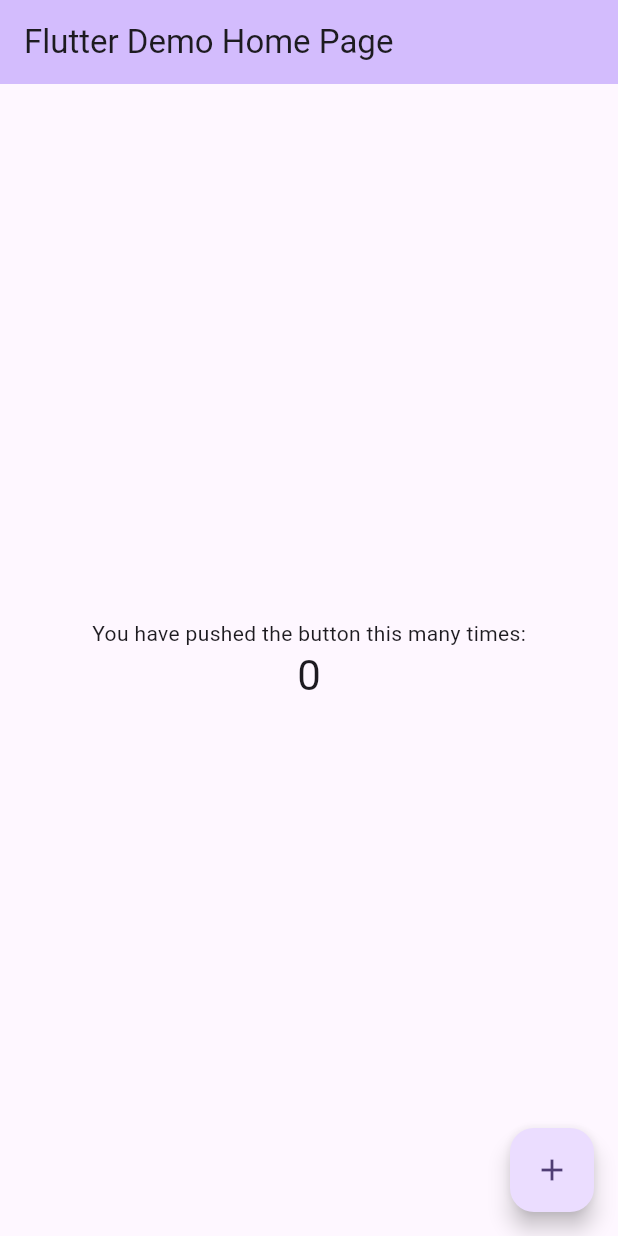
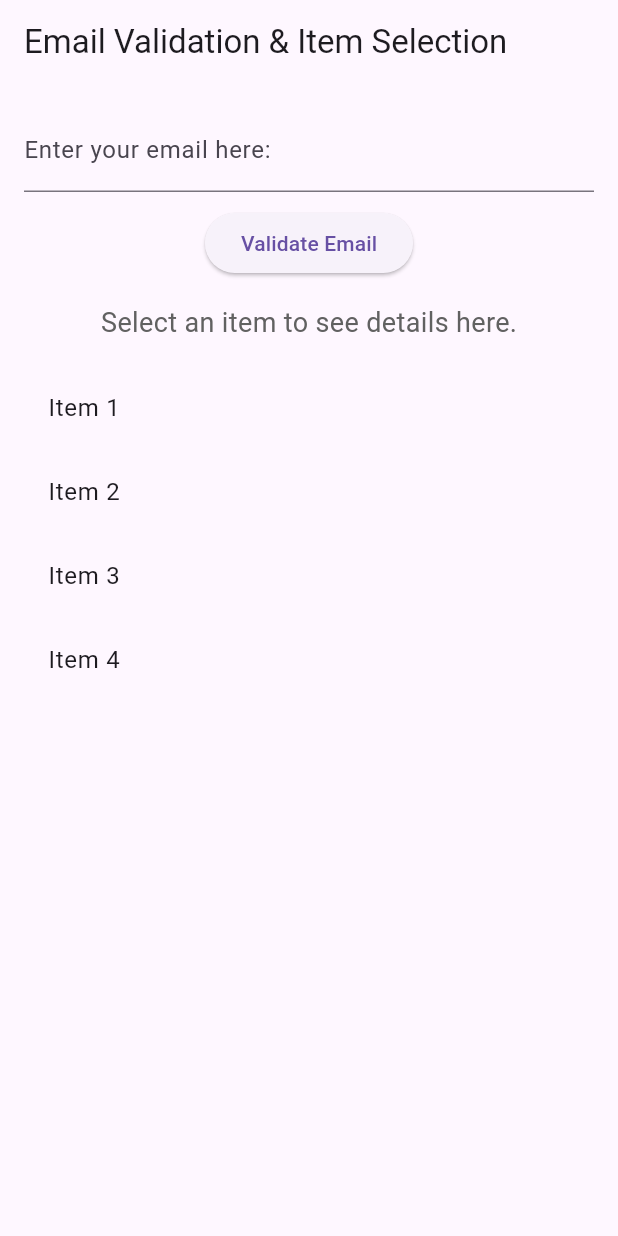
Before and after one commit to DelfinAngelo/unit5groupexercise, a Flutter app: the screen it shows after launch, on a phone screen of 412 x 824 dp. Run offline on Flutter 3.47's test engine with Material 3 defaults, Android fonts, the light colour scheme and no system bars.

Commit message:
Lamasan's Code

```diff
--- a/lib/main.dart
+++ b/lib/main.dart
@@ -1,125 +1,113 @@
+// Lamasan Code
 import 'package:flutter/material.dart';
 
-void main() {
-  runApp(const MyApp());
-}
+void main() => runApp(AppValidateEmailAndSelectItem());
 
-class MyApp extends StatelessWidget {
-  const MyApp({super.key});
-
-  // This widget is the root of your application.
+class AppValidateEmailAndSelectItem extends StatelessWidget {
   @override
   Widget build(BuildContext context) {
     return MaterialApp(
-      title: 'Flutter Demo',
-      theme: ThemeData(
-        // This is the theme of your application.
-        //
-        // TRY THIS: Try running your application with "flutter run". You'll see
-        // the application has a purple toolbar. Then, without quitting the app,
-        // try changing the seedColor in the colorScheme below to Colors.green
-        // and then invoke "hot reload" (save your changes or press the "hot
-        // reload" button in a Flutter-supported IDE, or press "r" if you used
-        // the command line to start the app).
-        //
-        // Notice that the counter didn't reset back to zero; the application
-        // state is not lost during the reload. To reset the state, use hot
-        // restart instead.
-        //
-        // This works for code too, not just values: Most code changes can be
-        // tested with just a hot reload.
-        colorScheme: ColorScheme.fromSeed(seedColor: Colors.deepPurple),
-        useMaterial3: true,
-      ),
-      home: const MyHomePage(title: 'Flutter Demo Home Page'),
+      home: ScreenEmailAndItemSelection(),
     );
   }
 }
 
-class MyHomePage extends StatefulWidget {
-  const MyHomePage({super.key, required this.title});
-
-  // This widget is the home page of your application. It is stateful, meaning
-  // that it has a State object (defined below) that contains fields that affect
-  // how it looks.
-
-  // This class is the configuration for the state. It holds the values (in this
-  // case the title) provided by the parent (in this case the App widget) and
-  // used by the build method of the State. Fields in a Widget subclass are
-  // always marked "final".
-
-  final String title;
-
+class ScreenEmailAndItemSelection extends StatefulWidget {
   @override
-  State<MyHomePage> createState() => _MyHomePageState();
+  State<ScreenEmailAndItemSelection> createState() => _ScreenEmailAndItemSelectionState();
 }
 
-class _MyHomePageState extends State<MyHomePage> {
-  int _counter = 0;
+class _ScreenEmailAndItemSelectionState extends State<ScreenEmailAndItemSelection> {
+  final _emailController = TextEditingController();
+  final _formKey = GlobalKey<FormState>();
+  List<String> _items = ['Item 1', 'Item 2', 'Item 3', 'Item 4'];
+  String _selectedItemDetail = "Select an item to see details here.";
 
-  void _incrementCounter() {
+  void handleSelectItem(int index) {
     setState(() {
-      // This call to setState tells the Flutter framework that something has
-      // changed in this State, which causes it to rerun the build method below
-      // so that the display can reflect the updated values. If we changed
-      // _counter without calling setState(), then the build method would not be
-      // called again, and so nothing would appear to happen.
-      _counter++;
+      _selectedItemDetail = "Details for ${_items[index]}";
     });
+
+    showDialog(
+      context: context,
+      builder: (BuildContext context) {
+        return AlertDialog(
+          content: Text("You selected: ${_items[index]}"),
+          actions: [
+            TextButton(
+              child: Text("OK"),
+              onPressed: () {
+                Navigator.of(context).pop();
+              },
+            ),
+          ],
+        );
+      },
+    );
+  }
+
+  void handleValidateEmail() {
+    if (_formKey.currentState!.validate()) {
+      ScaffoldMessenger.of(context).showSnackBar(
+        SnackBar(content: Text('Email is valid!')),
+      );
+    }
   }
 
   @override
   Widget build(BuildContext context) {
-    // This method is rerun every time setState is called, for instance as done
-    // by the _incrementCounter method above.
-    //
-    // The Flutter framework has been optimized to make rerunning build methods
-    // fast, so that you can just rebuild anything that needs updating rather
-    // than having to individually change instances of widgets.
     return Scaffold(
       appBar: AppBar(
-        // TRY THIS: Try changing the color here to a specific color (to
-        // Colors.amber, perhaps?) and trigger a hot reload to see the AppBar
-        // change color while the other colors stay the same.
-        backgroundColor: Theme.of(context).colorScheme.inversePrimary,
-        // Here we take the value from the MyHomePage object that was created by
-        // the App.build method, and use it to set our appbar title.
-        title: Text(widget.title),
+        title: Text("Email Validation & Item Selection"),
       ),
-      body: Center(
-        // Center is a layout widget. It takes a single child and positions it
-        // in the middle of the parent.
+      body: Padding(
+        padding: const EdgeInsets.all(16.0),
         child: Column(
-          // Column is also a layout widget. It takes a list of children and
-          // arranges them vertically. By default, it sizes itself to fit its
-          // children horizontally, and tries to be as tall as its parent.
-          //
-          // Column has various properties to control how it sizes itself and
-          // how it positions its children. Here we use mainAxisAlignment to
-          // center the children vertically; the main axis here is the vertical
-          // axis because Columns are vertical (the cross axis would be
-          // horizontal).
-          //
-          // TRY THIS: Invoke "debug painting" (choose the "Toggle Debug Paint"
-          // action in the IDE, or press "p" in the console), to see the
-          // wireframe for each widget.
-          mainAxisAlignment: MainAxisAlignment.center,
-          children: <Widget>[
-            const Text(
-              'You have pushed the button this many times:',
+          children: [
+
+            Form(
+              key: _formKey,
+              child: TextFormField(
+                controller: _emailController,
+                decoration: InputDecoration(labelText: 'Enter your email here:'),
+                validator: (value) {
+                  if (value == null || !RegExp(r'^[^@]+@[^@]+\.[^@]+').hasMatch(value)) {
+                    return 'Please enter a valid email address';
+                  }
+                  return null;
+                },
+              ),
             ),
-            Text(
-              '$_counter',
-              style: Theme.of(context).textTheme.headlineMedium,
+            SizedBox(height: 10),
+            ElevatedButton(
+              onPressed: handleValidateEmail,
+              child: Text("Validate Email"),
+            ),
+
+
+            Padding(
+              padding: const EdgeInsets.symmetric(vertical: 16.0),
+              child: Text(
+                _selectedItemDetail,
+                style: TextStyle(fontSize: 18, color: Colors.grey[700]),
+              ),
+            ),
+
+
+            Expanded(
+              child: ListView.builder(
+                itemCount: _items.length,
+                itemBuilder: (context, index) {
+                  return ListTile(
+                    title: Text(_items[index]),
+                    onTap: () => handleSelectItem(index),
+                  );
+                },
+              ),
             ),
           ],
         ),
       ),
-      floatingActionButton: FloatingActionButton(
-        onPressed: _incrementCounter,
-        tooltip: 'Increment',
-        child: const Icon(Icons.add),
-      ), // This trailing comma makes auto-formatting nicer for build methods.
     );
   }
 }
```
